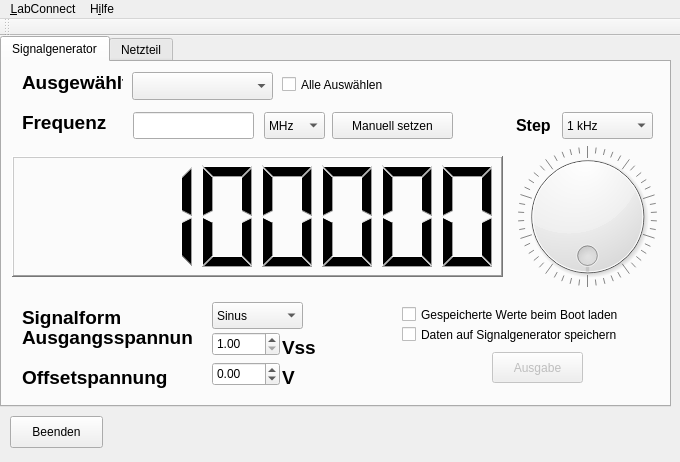
Qt form LabConnect.ui (LabConnect/Interface) before a commit.
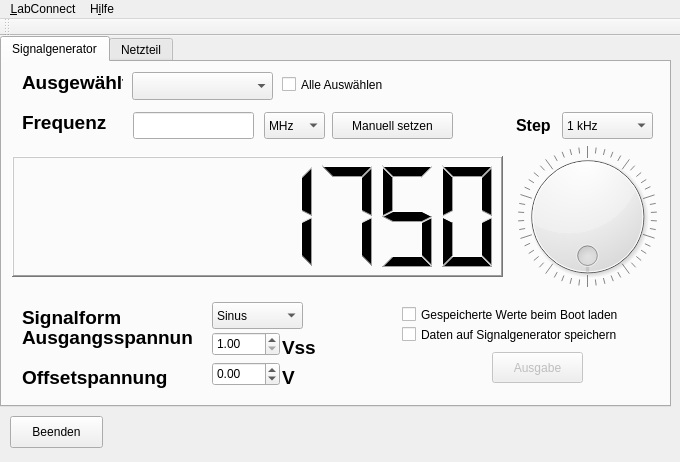
The same form after that commit.

Diff of the .ui file:
```diff
--- a/LabConnect.ui
+++ b/LabConnect.ui
@@ -183,10 +183,10 @@
        <enum>QLCDNumber::Filled</enum>
       </property>
       <property name="value" stdset="0">
-       <double>100000.000000000000000</double>
+       <double>1750.000000000000000</double>
       </property>
       <property name="intValue" stdset="0">
-       <number>100000</number>
+       <number>1750</number>
       </property>
      </widget>
      <widget class="QLabel" name="label_4">
```
